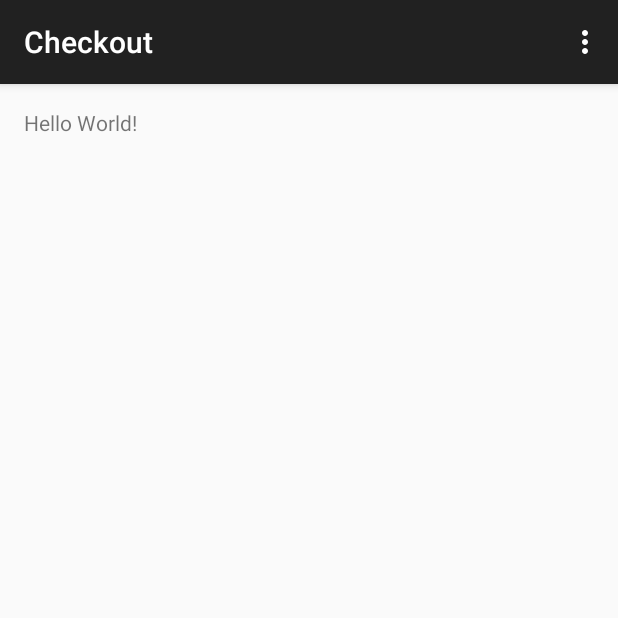
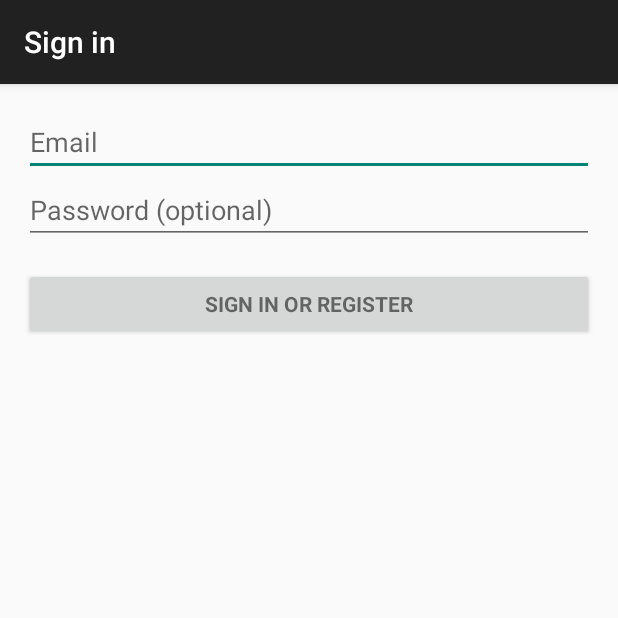
Before and after one commit to purnimamehta/CHECKOUT, an Android app: the screen it shows after launch (BarCodeActivity before the commit, LoginAccountActivity after it), on a phone screen of 412 x 824 dp, the top half of it. Run offline under Robolectric (Android 15) with nearby library versions, the phone set to English and light mode, and no system bars; 2 statements that could not run were skipped.

Commit message:
LogIn Page Implemented

```diff
--- /dev/null
+++ b/frontend/Checkout/app/src/main/java/com/app/checkout/LoginAccountActivity.java
@@ -0,0 +1,341 @@
+package com.app.checkout;
+
+import android.animation.Animator;
+import android.animation.AnimatorListenerAdapter;
+import android.annotation.TargetApi;
+import android.content.Intent;
+import android.support.v7.app.ActionBarActivity;
+import android.app.LoaderManager.LoaderCallbacks;
+
+import android.content.CursorLoader;
+import android.content.Loader;
+import android.database.Cursor;
+import android.net.Uri;
+import android.os.AsyncTask;
+
+import android.os.Build;
+import android.os.Bundle;
+import android.provider.ContactsContract;
+import android.text.TextUtils;
+import android.view.KeyEvent;
+import android.view.View;
+import android.view.View.OnClickListener;
+import android.view.inputmethod.EditorInfo;
+import android.widget.ArrayAdapter;
+import android.widget.AutoCompleteTextView;
+import android.widget.Button;
+import android.widget.EditText;
+import android.widget.TextView;
+
+import java.io.ByteArrayOutputStream;
+import java.io.IOException;
+import java.util.ArrayList;
+import java.util.List;
+import android.util.Log;
+
+import org.apache.http.HttpResponse;
+import org.apache.http.HttpStatus;
+import org.apache.http.StatusLine;
+import org.apache.http.client.ClientProtocolException;
+import org.apache.http.client.HttpClient;
+import org.apache.http.client.methods.HttpGet;
+import org.apache.http.impl.client.DefaultHttpClient;
+
+/**
+ * A login screen that offers login via email/password.
+ */
+public class LoginAccountActivity extends ActionBarActivity implements LoaderCallbacks<Cursor> {
+
+    /**
+     * A dummy authentication store containing known user names and passwords.
+     * TODO: remove after connecting to a real authentication system.
+     */
+    private static final String[] DUMMY_CREDENTIALS = new String[]{
+            "foo@example.com:hello", "bar@example.com:world"
+    };
+    /**
+     * Keep track of the login task to ensure we can cancel it if requested.
+     */
+    private UserLoginTask mAuthTask = null;
+
+    // UI references.
+    private AutoCompleteTextView mEmailView;
+    private EditText mPasswordView;
+    private View mProgressView;
+    private View mLoginFormView;
+
+    @Override
+    protected void onCreate(Bundle savedInstanceState) {
+        super.onCreate(savedInstanceState);
+        setContentView(R.layout.activity_login_account);
+        // Set up the login form.
+        mEmailView = (AutoCompleteTextView) findViewById(R.id.email);
+        populateAutoComplete();
+
+        mPasswordView = (EditText) findViewById(R.id.password);
+        mPasswordView.setOnEditorActionListener(new TextView.OnEditorActionListener() {
+            @Override
+            public boolean onEditorAction(TextView textView, int id, KeyEvent keyEvent) {
+                if (id == R.id.login || id == EditorInfo.IME_NULL) {
+                    attemptLogin();
+                    return true;
+                }
+                return false;
+            }
+        });
+
+        Button mEmailSignInButton = (Button) findViewById(R.id.email_sign_in_button);
+        mEmailSignInButton.setOnClickListener(new OnClickListener() {
+            @Override
+            public void onClick(View view) {
+                attemptLogin();
+            }
+        });
+
+        mLoginFormView = findViewById(R.id.login_form);
+        mProgressView = findViewById(R.id.login_progress);
+    }
+
+    private void populateAutoComplete() {
+        getLoaderManager().initLoader(0, null, this);
+    }
+
+
+    /**
+     * Attempts to sign in or register the account specified by the login form.
+     * If there are form errors (invalid email, missing fields, etc.), the
+     * errors are presented and no actual login attempt is made.
+     */
+    private void attemptLogin() {
+        if (mAuthTask != null) {
+            return;
+        }
+
+        // Reset errors.
+        mEmailView.setError(null);
+        mPasswordView.setError(null);
+
+        // Store values at the time of the login attempt.
+        String email = mEmailView.getText().toString();
+        String password = mPasswordView.getText().toString();
+
+        boolean cancel = false;
+        View focusView = null;
+
+        // Check for a valid password, if the user entered one.
+        if (!TextUtils.isEmpty(password) && !isPasswordValid(password)) {
+            mPasswordView.setError(getString(R.string.error_invalid_password));
+            focusView = mPasswordView;
+            cancel = true;
+        }
+
+        // Check for a valid email address.
+        if (TextUtils.isEmpty(email)) {
+            mEmailView.setError(getString(R.string.error_field_required));
+            focusView = mEmailView;
+            cancel = true;
+        } else if (!isEmailValid(email)) {
+            mEmailView.setError(getString(R.string.error_invalid_email));
+            focusView = mEmailView;
+            cancel = true;
+        }
+
+        if (cancel) {
+            // There was an error; don't attempt login and focus the first
+            // form field with an error.
+            focusView.requestFocus();
+        } else {
+            // Show a progress spinner, and kick off a background task to
+            // perform the user login attempt.
+            showProgress(true);
+            mAuthTask = new UserLoginTask(email, password);
+            /**
+             *
+             * TODO: Move the HttpClient to AsyncTask (UserTask)
+             */
+
+
+            Log.d("DEBUG --", "Before mAuthTask.execute");
+            mAuthTask.execute("http://ec2-52-27-64-11.us-west-2.compute.amazonaws.com:5000/upc?upc=10000000");
+        }
+    }
+
+    private boolean isEmailValid(String email) {
+        //TODO: Replace this with your own logic
+        return email.contains("@");
+    }
+
+    private boolean isPasswordValid(String password) {
+        //TODO: Replace this with your own logic
+        return password.length() > 4;
+    }
+
+    /**
+     * Shows the progress UI and hides the login form.
+     */
+    @TargetApi(Build.VERSION_CODES.HONEYCOMB_MR2)
+    private void showProgress(final boolean show) {
+        // On Honeycomb MR2 we have the ViewPropertyAnimator APIs, which allow
+        // for very easy animations. If available, use these APIs to fade-in
+        // the progress spinner.
+        if (Build.VERSION.SDK_INT >= Build.VERSION_CODES.HONEYCOMB_MR2) {
+            int shortAnimTime = getResources().getInteger(android.R.integer.config_shortAnimTime);
+
+            mLoginFormView.setVisibility(show ? View.GONE : View.VISIBLE);
+            mLoginFormView.animate().setDuration(shortAnimTime).alpha(
+                    show ? 0 : 1).setListener(new AnimatorListenerAdapter() {
+                @Override
+                public void onAnimationEnd(Animator animation) {
+                    mLoginFormView.setVisibility(show ? View.GONE : View.VISIBLE);
+                }
+            });
+
+            mProgressView.setVisibility(show ? View.VISIBLE : View.GONE);
+            mProgressView.animate().setDuration(shortAnimTime).alpha(
+                    show ? 1 : 0).setListener(new AnimatorListenerAdapter() {
+                @Override
+                public void onAnimationEnd(Animator animation) {
+                    mProgressView.setVisibility(show ? View.VISIBLE : View.GONE);
+                }
+            });
+        } else {
+            // The ViewPropertyAnimator APIs are not available, so simply show
+            // and hide the relevant UI components.
+            mProgressView.setVisibility(show ? View.VISIBLE : View.GONE);
+            mLoginFormView.setVisibility(show ? View.GONE : View.VISIBLE);
+        }
+    }
+
+    @Override
+    public Loader<Cursor> onCreateLoader(int i, Bundle bundle) {
+        return new CursorLoader(this,
+                // Retrieve data rows for the device user's 'profile' contact.
+                Uri.withAppendedPath(ContactsContract.Profile.CONTENT_URI,
+                        ContactsContract.Contacts.Data.CONTENT_DIRECTORY), ProfileQuery.PROJECTION,
+
+                // Select only email addresses.
+                ContactsContract.Contacts.Data.MIMETYPE +
+                        " = ?", new String[]{ContactsContract.CommonDataKinds.Email
+                .CONTENT_ITEM_TYPE},
+
+                // Show primary email addresses first. Note that there won't be
+                // a primary email address if the user hasn't specified one.
+                ContactsContract.Contacts.Data.IS_PRIMARY + " DESC");
+    }
+
+    @Override
+    public void onLoadFinished(Loader<Cursor> cursorLoader, Cursor cursor) {
+        List<String> emails = new ArrayList<>();
+        cursor.moveToFirst();
+        while (!cursor.isAfterLast()) {
+            emails.add(cursor.getString(ProfileQuery.ADDRESS));
+            cursor.moveToNext();
+        }
+
+        addEmailsToAutoComplete(emails);
+    }
+
+    @Override
+    public void onLoaderReset(Loader<Cursor> cursorLoader) {
+
+    }
+
+    private void addEmailsToAutoComplete(List<String> emailAddressCollection) {
+        //Create adapter to tell the AutoCompleteTextView what to show in its dropdown list.
+        ArrayAdapter<String> adapter =
+                new ArrayAdapter<>(LoginAccountActivity.this,
+                        android.R.layout.simple_dropdown_item_1line, emailAddressCollection);
+
+        mEmailView.setAdapter(adapter);
+    }
+
+
+    private interface ProfileQuery {
+        String[] PROJECTION = {
+                ContactsContract.CommonDataKinds.Email.ADDRESS,
+                ContactsContract.CommonDataKinds.Email.IS_PRIMARY,
+        };
+
+        int ADDRESS = 0;
+        int IS_PRIMARY = 1;
+    }
+
+    /**
+     * Represents an asynchronous login/registration task used to authenticate
+     * the user.
+     */
+    public class UserLoginTask extends AsyncTask<String, Void, Boolean> {
+
+        private final String mEmail;
+        private final String mPassword;
+
+        UserLoginTask(String email, String password) {
+            mEmail = email;
+            mPassword = password;
+        }
+
+        @Override
+        protected Boolean doInBackground(String... uri) {
+
+            try {
+                HttpClient httpclient = new DefaultHttpClient();
+                HttpResponse response = httpclient.execute(new HttpGet(uri[0]));
+                StatusLine statusLine = response.getStatusLine();
+                if(statusLine.getStatusCode() == HttpStatus.SC_OK){
+                    Log.d("TaskSuccess", "Connection OKAY!");
+                    ByteArrayOutputStream out = new ByteArrayOutputStream();
+                    response.getEntity().writeTo(out);
+                    String responseString = out.toString();
+                    Log.d("HttpResponseString", responseString);
+                    out.close();
+                    //..more logic
+                } else{
+                    //Closes the connection.
+                    Log.d("TaskFailed", "Connection NOT good...");
+                    response.getEntity().getContent().close();
+                    throw new IOException(statusLine.getReasonPhrase());
+                }
+            } catch (ClientProtocolException e) {
+                //TODO Handle problems..
+            } catch (IOException e) {
+                //TODO Handle problems..
+            }
+
+            Log.d("DEBUG", "Before checking Dummy Credentials");
+            for (String credential : DUMMY_CREDENTIALS) {
+                String[] pieces = credential.split(":");
+                if (pieces[0].equals(mEmail)) {
+                    // Account exists, return true if the password matches.
+                    return pieces[1].equals(mPassword);
+                }
+            }
+
+            Log.d("DEBUG", "Before returning true at the end of doInBackground");
+            // TODO: register the new account here.
+            return true;
+        }
+
+        @Override
+        protected void onPostExecute(final Boolean success) {
+            Log.d("DEBUG", "Entering onPostExecute");
+            mAuthTask = null;
+            showProgress(true);
+
+            if (success) {
+                //finish(); //This line will close the current activity.
+                Log.d("DEBUG", "In onPostExecute, logged in success and exiting!");
+                startActivity(new Intent(LoginAccountActivity.this, BarCodeActivity.class));
+
+            } else {
+                mPasswordView.setError(getString(R.string.error_incorrect_password));
+                mPasswordView.requestFocus();
+            }
+        }
+
+        @Override
+        protected void onCancelled() {
+            mAuthTask = null;
+            showProgress(false);
+        }
+    }
+}
--- /dev/null
+++ b/frontend/Checkout/app/src/main/res/layout/activity_login_account.xml
@@ -0,0 +1,65 @@
+<LinearLayout xmlns:android="http://schemas.android.com/apk/res/android"
+    xmlns:tools="http://schemas.android.com/tools"
+    android:layout_width="match_parent"
+    android:layout_height="match_parent"
+    android:gravity="center_horizontal"
+    android:orientation="vertical"
+    android:paddingBottom="@dimen/activity_vertical_margin"
+    android:paddingLeft="@dimen/activity_horizontal_margin"
+    android:paddingRight="@dimen/activity_horizontal_margin"
+    android:paddingTop="@dimen/activity_vertical_margin"
+    tools:context="com.app.checkout.LoginAccountActivity">
+
+    <!-- Login progress -->
+    <ProgressBar
+        android:id="@+id/login_progress"
+        style="?android:attr/progressBarStyleLarge"
+        android:layout_width="wrap_content"
+        android:layout_height="wrap_content"
+        android:layout_marginBottom="8dp"
+        android:visibility="gone" />
+
+    <ScrollView
+        android:id="@+id/login_form"
+        android:layout_width="match_parent"
+        android:layout_height="match_parent">
+
+        <LinearLayout
+            android:id="@+id/email_login_form"
+            android:layout_width="match_parent"
+            android:layout_height="wrap_content"
+            android:orientation="vertical">
+
+            <AutoCompleteTextView
+                android:id="@+id/email"
+                android:layout_width="match_parent"
+                android:layout_height="wrap_content"
+                android:hint="@string/prompt_email"
+                android:inputType="textEmailAddress"
+                android:maxLines="1"
+                android:singleLine="true" />
+
+            <EditText
+                android:id="@+id/password"
+                android:layout_width="match_parent"
+                android:layout_height="wrap_content"
+                android:hint="@string/prompt_password"
+                android:imeActionId="@+id/login"
+                android:imeActionLabel="@string/action_sign_in_short"
+                android:imeOptions="actionUnspecified"
+                android:inputType="textPassword"
+                android:maxLines="1"
+                android:singleLine="true" />
+
+            <Button
+                android:id="@+id/email_sign_in_button"
+                style="?android:textAppearanceSmall"
+                android:layout_width="match_parent"
+                android:layout_height="wrap_content"
+                android:layout_marginTop="16dp"
+                android:text="@string/action_sign_in"
+                android:textStyle="bold" />
+
+        </LinearLayout>
+    </ScrollView>
+</LinearLayout>
--- a/frontend/Checkout/app/src/main/res/values/strings.xml
+++ b/frontend/Checkout/app/src/main/res/values/strings.xml
@@ -1,4 +1,22 @@
 <resources>
     <string name="app_name">Checkout</string>
     <string name="action_settings">Settings</string>
+    <string name="title_activity_login">Sign in</string>
+
+    <!-- Strings related to login -->
+    <string name="prompt_email">Email</string>
+    <string name="prompt_password">Password (optional)</string>
+    <string name="action_sign_in">Sign in or register</string>
+    <string name="action_sign_in_short">Sign in</string>
+    <string name="error_invalid_email">This email address is invalid</string>
+    <string name="error_invalid_password">This password is too short</string>
+    <string name="error_incorrect_password">This password is incorrect</string>
+    <string name="error_field_required">This field is required</string>
+    <string name="permission_rationale">"Contacts permissions are needed for providing email
+        completions."
+    </string>
+    <string name="title_activity_login_actual">Sign in</string>
+    <string name="title_activity_login_main">LoginMain</string>
+    <string name="title_activity_register">RegisterActivity</string>
+    <string name="title_activity_login_account">Sign in</string>
 </resources>
```
Also changed, not shown: frontend/Checkout/app/src/main/AndroidManifest.xml (+11 -2 lines).
